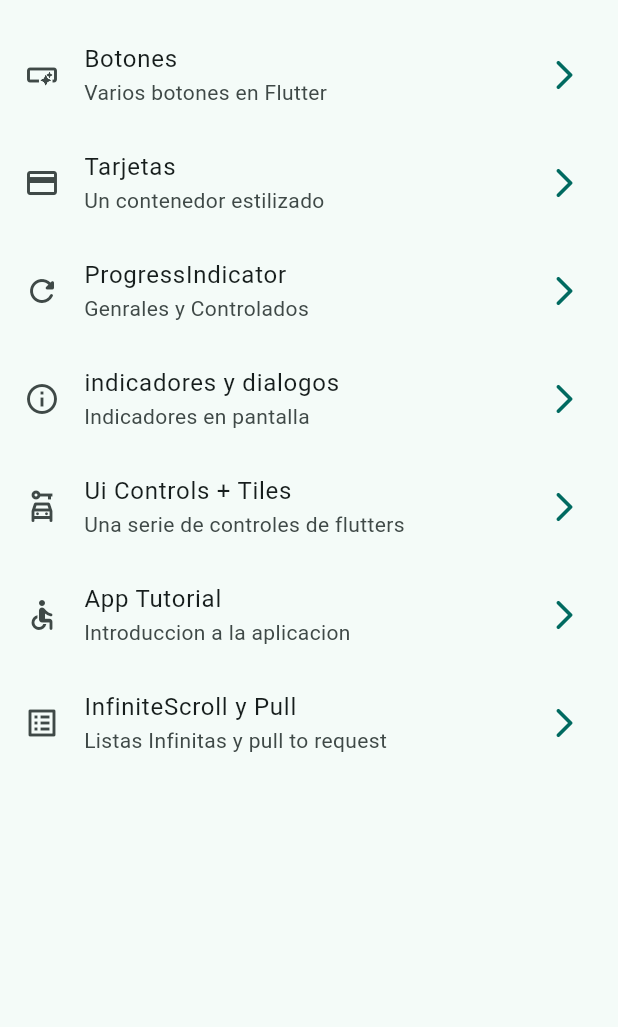
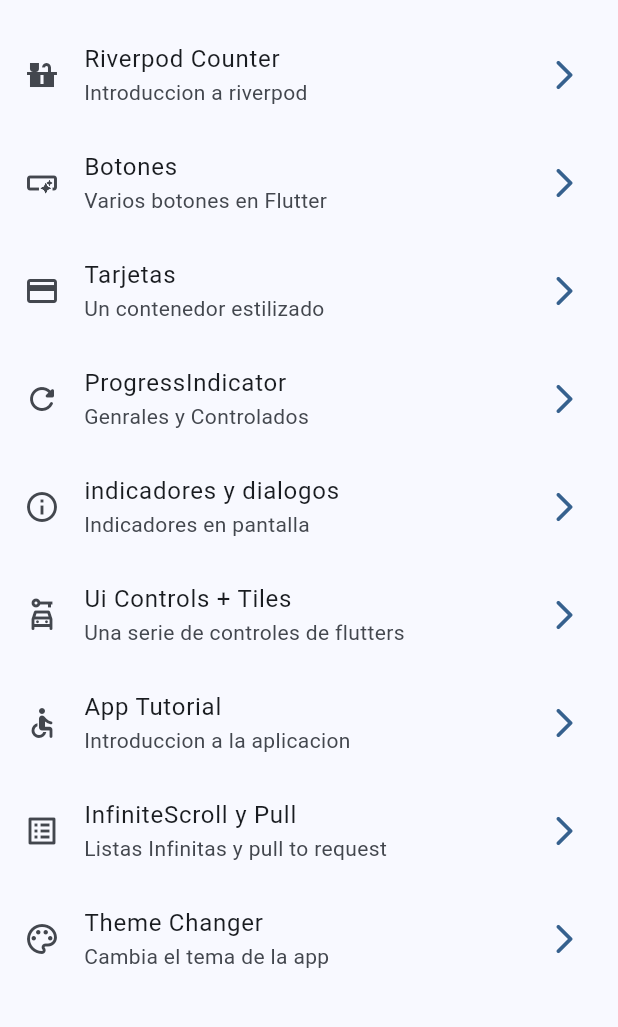
Before and after one commit to joseeliezerr/WidgetApp, a Flutter app: the screen it shows after launch, on a phone screen of 412 x 824 dp, the part 63-1090 px from its top. Run offline on Flutter 3.47's test engine with Material 3 defaults, Android fonts, the phone set to English and light mode, and no system bars; our stand-ins replace animate_do, flutter_riverpod, go_router.

Commit message:
antes de statenotifier

```diff
--- a/lib/config/menu/menu_items.dart
+++ b/lib/config/menu/menu_items.dart
@@ -15,6 +15,11 @@ class MenuItem {
 }
 
 const appMenuItems = <MenuItem>[
+  MenuItem(
+      title: 'Riverpod Counter',
+      subTitle: 'Introduccion a riverpod',
+      link: '/counter_screen',
+      icon: Icons.countertops),
   MenuItem(
       title: 'Botones',
       subTitle: 'Varios botones en Flutter',
@@ -51,4 +56,10 @@ const appMenuItems = <MenuItem>[
       subTitle: 'Listas Infinitas y pull to request',
       link: '/infinite_scroll',
       icon: Icons.list_alt_outlined),
+       MenuItem(
+      title: 'Theme Changer',
+      subTitle: 'Cambia el tema de la app',
+      link: '/theme_changer',
+      icon: Icons.color_lens_outlined),
+
 ];
--- a/lib/config/router/app_router.dart
+++ b/lib/config/router/app_router.dart
@@ -1,5 +1,6 @@
 import 'package:go_router/go_router.dart';
 import 'package:widget_app/presentation/screens/buttons/buttons_screen.dart';
+import 'package:widget_app/presentation/screens/counter/counter_screen.dart';
 import 'package:widget_app/presentation/screens/screens.dart';
 
 
@@ -51,6 +52,16 @@ final appRouter = GoRouter(
       path: '/infinite_scroll',
       name:InfiniteScrollScreen.name,
       builder: (context, state) => const InfiniteScrollScreen(),
+    ),
+     GoRoute(
+      path: '/counter_screen',
+      name:Counter_screen.name,
+      builder: (context, state) => const Counter_screen(),
+    ),
+     GoRoute(
+      path: '/theme_changer',
+      name:ThemeChangerScreen.name,
+      builder: (context, state) => const ThemeChangerScreen(),
     )
   ],
 );
--- a/lib/config/theme/app_theme.dart
+++ b/lib/config/theme/app_theme.dart
@@ -1,5 +1,6 @@
 import 'package:flutter/material.dart';
-const colorList=<Color>[
+
+const colorList = <Color>[
   Colors.blue,
   Colors.teal,
   Colors.green,
@@ -11,24 +12,19 @@ const colorList=<Color>[
   Colors.pinkAccent
 ];
 
-class AppTheme{
+class AppTheme {
   final int selectedColor;
+  final bool isDarkmode;
   AppTheme({
-    this.selectedColor=1
+    this.selectedColor = 1,
+    this.isDarkmode = false,
+  })  : assert(selectedColor >= 0, 'Selected color must be greater then 0'),
+        assert(selectedColor < colorList.length,
+            'Selected color must be less or equal than ${colorList.length - 1}');
 
-
-  }
-    ):assert(
-      selectedColor>=0,'Selected color must be greater then 0'
-    ),assert(
-      selectedColor<colorList.length,'Selected color must be less or equal than ${colorList.length-1}'
-    );
-
-    ThemeData getTheme()=>ThemeData(
+  ThemeData getTheme() => ThemeData(
       useMaterial3: true,
+      brightness: isDarkmode?Brightness.dark:Brightness.light,
       colorSchemeSeed: colorList[selectedColor],
-      appBarTheme: const AppBarTheme(
-        centerTitle: false
-      )
-    );
+      appBarTheme: const AppBarTheme(centerTitle: false));
 }
--- a/lib/main.dart
+++ b/lib/main.dart
@@ -1,22 +1,31 @@
 import 'package:flutter/material.dart';
+import 'package:flutter_riverpod/flutter_riverpod.dart';
 import 'package:widget_app/config/router/app_router.dart';
 import 'package:widget_app/config/theme/app_theme.dart';
+import 'package:widget_app/presentation/providers/theme_provider.dart';
 
 
 void main() {
-  runApp(const MainApp());
+  runApp(
+       const ProviderScope(
+      child: MainApp(),
+    ),
+  );
 }
 
-class MainApp extends StatelessWidget {
+class MainApp extends ConsumerWidget {
   const MainApp({super.key});
 
   @override
-  Widget build(BuildContext context) {
+  Widget build(BuildContext context,WidgetRef ref) {
+    final isDarkmode=ref.watch(isDarkmodeProvider);
+    final selectedColor=ref.watch(selectedColorProvider);
+
     return  MaterialApp.router(
       title: 'Flutter Widgets',
       routerConfig: appRouter,
       debugShowCheckedModeBanner: false,
-      theme: AppTheme(selectedColor:1).getTheme(),
+      theme: AppTheme(selectedColor:selectedColor,isDarkmode: isDarkmode).getTheme(),
 
     );
   }
--- /dev/null
+++ b/lib/presentation/providers/counter_provider.dart
@@ -0,0 +1,3 @@
+import 'package:flutter_riverpod/flutter_riverpod.dart';
+
+final counterProvider=StateProvider((ref) => 5);
--- /dev/null
+++ b/lib/presentation/providers/theme_provider.dart
@@ -0,0 +1,10 @@
+
+import 'package:flutter_riverpod/flutter_riverpod.dart';
+import 'package:widget_app/config/theme/app_theme.dart';
+
+final isDarkmodeProvider = StateProvider((ref)=>false);
+
+final selectedColorProvider = StateProvider((ref)=>0);
+
+//listado de colores inmutables
+final colorListProvider=Provider((ref) => colorList);
--- /dev/null
+++ b/lib/presentation/screens/counter/counter_screen.dart
@@ -0,0 +1,40 @@
+import 'package:flutter_riverpod/flutter_riverpod.dart';
+import 'package:widget_app/presentation/providers/counter_provider.dart';
+import 'package:widget_app/presentation/providers/theme_provider.dart';
+import 'package:widget_app/presentation/screens/screens.dart';
+
+class Counter_screen extends ConsumerWidget {
+  const Counter_screen({super.key});
+  static const name = 'Counter_screen';
+
+  @override
+  Widget build(BuildContext context,WidgetRef ref) {
+
+    final int clickCounter=ref.watch(counterProvider);
+    final isDarkmode=ref.watch(isDarkmodeProvider);
+
+    return  Scaffold(
+      appBar: AppBar(
+        title: Text('Counter Screen'),
+        actions: [
+          IconButton(onPressed: (){ref.read(isDarkmodeProvider.notifier)
+            .update((isDarkmode) => !isDarkmode);},
+          //icon:Icon(Icons.light_mode_outlined),
+          icon:Icon(isDarkmode?Icons.dark_mode_outlined:Icons.light_mode_outlined),
+          )
+        ],
+      ),
+      body: Center(
+        child: Text('Valor: $clickCounter',style:Theme.of(context).textTheme.titleLarge),
+      ),
+      floatingActionButton: FloatingActionButton(
+        onPressed:(){
+          ref.read(counterProvider.notifier).state++;
+          //ref.read(counterProvider.notifier).update((state) => state+1);
+        },
+        child: Icon(Icons.add),
+
+      ),
+    );
+  }
+}
--- a/lib/presentation/screens/screens.dart
+++ b/lib/presentation/screens/screens.dart
@@ -8,3 +8,5 @@ export 'package:widget_app/presentation/screens/animated/animated_screen.dart';
 export 'package:flutter/material.dart';
 export 'package:widget_app/presentation/screens/cards/cards_screen.dart';
 export 'package:widget_app/presentation/screens/home/home_screen.dart';
+export 'package:widget_app/presentation/screens/counter/counter_screen.dart';
+export 'package:widget_app/presentation/screens/theme_changer/theme_charger_screen.dart';
--- a/pubspec.yaml
+++ b/pubspec.yaml
@@ -10,6 +10,7 @@ dependencies:
   animate_do: ^3.1.2
   flutter:
     sdk: flutter
+  flutter_riverpod: ^2.4.9
   go_router: ^12.1.1
 
 dev_dependencies:
```
Also changed, not shown: lib/presentation/screens/theme_changer/theme_charger_screen.dart (added, +57 -0 lines), pubspec.lock.
